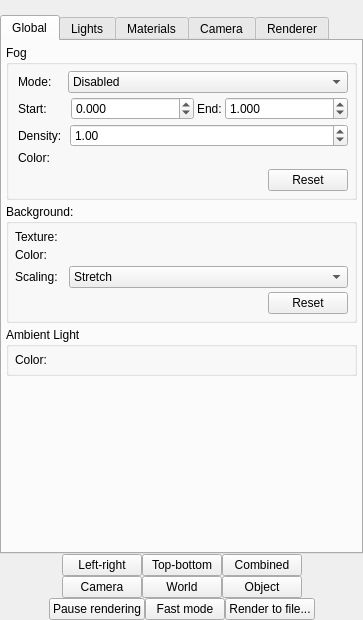
This is gui/resources/dialogs/sidepanel.ui in maximlevitsky/cgrender as Qt 5 draws it before an edit. The edited form follows.
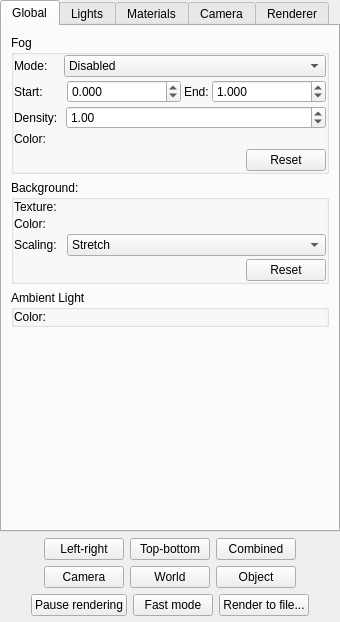
This is the edited form. The open tabs and pages were chosen to show the change. Custom widgets are drawn as their Qt base class.

The edit to the form file:
```diff
--- a/gui/resources/dialogs/sidepanel.ui
+++ b/gui/resources/dialogs/sidepanel.ui
@@ -6,28 +6,34 @@
    <rect>
     <x>0</x>
     <y>0</y>
-    <width>363</width>
-    <height>620</height>
+    <width>340</width>
+    <height>622</height>
    </rect>
   </property>
+  <property name="minimumSize">
+   <size>
+    <width>340</width>
+    <height>0</height>
+   </size>
+  </property>
   <property name="windowTitle">
    <string>Side panel</string>
   </property>
   <layout class="QVBoxLayout" name="verticalLayout_4">
    <property name="spacing">
-    <number>0</number>
+    <number>6</number>
    </property>
    <property name="leftMargin">
     <number>0</number>
    </property>
    <property name="topMargin">
-    <number>15</number>
+    <number>0</number>
    </property>
    <property name="rightMargin">
     <number>0</number>
    </property>
    <property name="bottomMargin">
-    <number>0</number>
+    <number>6</number>
    </property>
    <item>
     <widget class="QTabWidget" name="tabbedArea">
@@ -41,7 +47,7 @@
       <enum>QTabWidget::Rounded</enum>
      </property>
      <property name="currentIndex">
-      <number>1</number>
+      <number>0</number>
      </property>
      <property name="elideMode">
       <enum>Qt::ElideNone</enum>
@@ -54,12 +60,6 @@
        <string>Global</string>
       </attribute>
       <layout class="QVBoxLayout" name="verticalLayout_3">
-       <property name="spacing">
-        <number>4</number>
-       </property>
-       <property name="margin">
-        <number>4</number>
-       </property>
        <item>
         <widget class="QGroupBox" name="groupFog">
          <property name="title">
@@ -67,19 +67,10 @@
          </property>
          <layout class="QVBoxLayout" name="verticalLayout">
           <property name="spacing">
-           <number>4</number>
+           <number>3</number>
           </property>
-          <property name="leftMargin">
-           <number>9</number>
-          </property>
-          <property name="topMargin">
-           <number>6</number>
-          </property>
-          <property name="rightMargin">
-           <number>6</number>
-          </property>
-          <property name="bottomMargin">
-           <number>6</number>
+          <property name="margin">
+           <number>0</number>
           </property>
           <item>
            <layout class="QHBoxLayout" name="_16">
@@ -88,12 +79,6 @@
             </property>
             <item>
              <widget class="QLabel" name="_4">
-              <property name="sizePolicy">
-               <sizepolicy hsizetype="Minimum" vsizetype="Preferred">
-                <horstretch>0</horstretch>
-                <verstretch>0</verstretch>
-               </sizepolicy>
-              </property>
               <property name="minimumSize">
                <size>
                 <width>50</width>
@@ -148,12 +133,6 @@
              </property>
              <item>
               <widget class="QLabel" name="_8">
-               <property name="sizePolicy">
-                <sizepolicy hsizetype="Minimum" vsizetype="Preferred">
-                 <horstretch>0</horstretch>
-                 <verstretch>0</verstretch>
-                </sizepolicy>
-               </property>
                <property name="minimumSize">
                 <size>
                  <width>50</width>
@@ -233,12 +212,6 @@
              </property>
              <item>
               <widget class="QLabel" name="_5">
-               <property name="sizePolicy">
-                <sizepolicy hsizetype="Minimum" vsizetype="Preferred">
-                 <horstretch>0</horstretch>
-                 <verstretch>0</verstretch>
-                </sizepolicy>
-               </property>
                <property name="minimumSize">
                 <size>
                  <width>50</width>
@@ -283,12 +256,6 @@
              </property>
              <item>
               <widget class="QLabel" name="_6">
-               <property name="sizePolicy">
-                <sizepolicy hsizetype="Minimum" vsizetype="Fixed">
-                 <horstretch>0</horstretch>
-                 <verstretch>0</verstretch>
-                </sizepolicy>
-               </property>
                <property name="minimumSize">
                 <size>
                  <width>50</width>
@@ -301,7 +268,20 @@
               </widget>
              </item>
              <item>
-              <widget class="ColorChooser" name="fogColorChooser" native="true"/>
+              <widget class="ColorChooser" name="fogColorChooser" native="true">
+               <property name="sizePolicy">
+                <sizepolicy hsizetype="Expanding" vsizetype="Preferred">
+                 <horstretch>0</horstretch>
+                 <verstretch>0</verstretch>
+                </sizepolicy>
+               </property>
+               <property name="maximumSize">
+                <size>
+                 <width>16777215</width>
+                 <height>30</height>
+                </size>
+               </property>
+              </widget>
              </item>
             </layout>
            </widget>
@@ -327,24 +307,17 @@
          <property name="title">
           <string>Background:</string>
          </property>
-         <layout class="QGridLayout" name="gridLayout">
-          <property name="margin">
-           <number>6</number>
-          </property>
+         <layout class="QVBoxLayout" name="verticalLayout_6">
           <property name="spacing">
-           <number>4</number>
+           <number>3</number>
           </property>
-          <item row="1" column="2">
-           <widget class="ColorChooser" name="backgroundColorChooser" native="true"/>
-          </item>
-          <item row="0" column="0" colspan="2">
+          <property name="margin">
+           <number>0</number>
+          </property>
+          <item>
+           <layout class="QHBoxLayout" name="horizontalLayout_4">
+            <item>
            <widget class="QLabel" name="_2">
-            <property name="sizePolicy">
-             <sizepolicy hsizetype="Preferred" vsizetype="Maximum">
-              <horstretch>0</horstretch>
-              <verstretch>0</verstretch>
-             </sizepolicy>
-            </property>
             <property name="minimumSize">
              <size>
               <width>50</width>
@@ -356,20 +329,48 @@
             </property>
            </widget>
           </item>
-          <item row="3" column="2" alignment="Qt::AlignRight">
-           <widget class="QPushButton" name="backgroundResetButton">
+            <item>
+             <widget class="FileChooser" name="backgroundTextureChooser" native="true">
             <property name="sizePolicy">
-             <sizepolicy hsizetype="Fixed" vsizetype="Fixed">
+               <sizepolicy hsizetype="Expanding" vsizetype="Preferred">
               <horstretch>0</horstretch>
               <verstretch>0</verstretch>
              </sizepolicy>
+              </property>
+             </widget>
+            </item>
+           </layout>
+          </item>
+          <item>
+           <layout class="QHBoxLayout" name="horizontalLayout_9">
+            <item>
+             <widget class="QLabel" name="_3">
+              <property name="minimumSize">
+               <size>
+                <width>50</width>
+                <height>0</height>
+               </size>
             </property>
             <property name="text">
-             <string>Reset</string>
+               <string>Color:</string>
             </property>
            </widget>
           </item>
-          <item row="2" column="0" colspan="2">
+            <item>
+             <widget class="ColorChooser" name="backgroundColorChooser" native="true">
+              <property name="sizePolicy">
+               <sizepolicy hsizetype="Expanding" vsizetype="Preferred">
+                <horstretch>0</horstretch>
+                <verstretch>0</verstretch>
+               </sizepolicy>
+              </property>
+             </widget>
+            </item>
+           </layout>
+          </item>
+          <item>
+           <layout class="QHBoxLayout" name="horizontalLayout_10">
+            <item>
            <widget class="QLabel" name="_1">
             <property name="minimumSize">
              <size>
@@ -382,17 +383,7 @@
             </property>
            </widget>
           </item>
-          <item row="0" column="2">
-           <widget class="FileChooser" name="backgroundTextureChooser" native="true"/>
-          </item>
-          <item row="1" column="0">
-           <widget class="QLabel" name="_3">
-            <property name="text">
-             <string>Color:</string>
-            </property>
-           </widget>
-          </item>
-          <item row="2" column="2">
+            <item>
            <widget class="QComboBox" name="backgroundScalingMode">
             <property name="sizePolicy">
              <sizepolicy hsizetype="Expanding" vsizetype="Fixed">
@@ -413,6 +404,21 @@
            </widget>
           </item>
          </layout>
+          </item>
+          <item alignment="Qt::AlignRight">
+           <widget class="QPushButton" name="backgroundResetButton">
+            <property name="sizePolicy">
+             <sizepolicy hsizetype="Fixed" vsizetype="Fixed">
+              <horstretch>0</horstretch>
+              <verstretch>0</verstretch>
+             </sizepolicy>
+            </property>
+            <property name="text">
+             <string>Reset</string>
+            </property>
+           </widget>
+          </item>
+         </layout>
         </widget>
        </item>
        <item>
@@ -420,13 +426,15 @@
          <property name="title">
           <string>Ambient Light</string>
          </property>
-         <layout class="QHBoxLayout" name="horizontalLayout_4">
+         <layout class="QVBoxLayout" name="verticalLayout_9">
           <property name="spacing">
-           <number>4</number>
+           <number>3</number>
           </property>
           <property name="margin">
-           <number>6</number>
+           <number>0</number>
           </property>
+          <item>
+           <layout class="QHBoxLayout" name="horizontalLayout_11">
           <item>
            <widget class="QLabel" name="_">
             <property name="minimumSize">
@@ -441,7 +449,16 @@
            </widget>
           </item>
           <item>
-           <widget class="ColorChooser" name="ambientColorChooser" native="true"/>
+             <widget class="ColorChooser" name="ambientColorChooser" native="true">
+              <property name="sizePolicy">
+               <sizepolicy hsizetype="Expanding" vsizetype="Preferred">
+                <horstretch>0</horstretch>
+                <verstretch>0</verstretch>
+               </sizepolicy>
+              </property>
+             </widget>
+            </item>
+           </layout>
           </item>
          </layout>
         </widget>
@@ -466,12 +483,6 @@
        <string>Lights</string>
       </attribute>
       <layout class="QVBoxLayout" name="_19">
-       <property name="spacing">
-        <number>4</number>
-       </property>
-       <property name="margin">
-        <number>4</number>
-       </property>
        <item>
         <layout class="QHBoxLayout" name="layout_12">
          <item>
@@ -596,12 +607,6 @@
              <verstretch>0</verstretch>
             </sizepolicy>
            </property>
-           <property name="maximumSize">
-            <size>
-             <width>16777215</width>
-             <height>30</height>
-            </size>
-           </property>
           </widget>
          </item>
         </layout>
@@ -619,11 +624,8 @@
           <string>Position:</string>
          </property>
          <layout class="QVBoxLayout" name="verticalLayout_14">
-          <property name="spacing">
-           <number>4</number>
-          </property>
           <property name="margin">
-           <number>6</number>
+           <number>0</number>
           </property>
           <item>
            <widget class="VectorChooser" name="lightPositionChooser" native="true"/>
@@ -637,11 +639,8 @@
           <string>Direction:</string>
          </property>
          <layout class="QVBoxLayout" name="verticalLayout_8">
-          <property name="spacing">
-           <number>4</number>
-          </property>
           <property name="margin">
-           <number>6</number>
+           <number>0</number>
           </property>
           <item>
            <widget class="VectorChooser" name="lightDirectionChooser" native="true"/>
@@ -716,9 +715,6 @@
        <string>Materials</string>
       </attribute>
       <layout class="QVBoxLayout" name="_17">
-       <property name="margin">
-        <number>6</number>
-       </property>
        <item>
         <widget class="QLabel" name="label_9">
          <property name="text">
@@ -752,10 +748,10 @@
          </property>
          <layout class="QGridLayout" name="gridLayout_5">
           <property name="margin">
-           <number>6</number>
+           <number>0</number>
           </property>
           <property name="spacing">
-           <number>4</number>
+           <number>2</number>
           </property>
           <item row="3" column="2">
            <widget class="QSpinBox" name="spinBox_8">
@@ -782,12 +778,6 @@
               <verstretch>0</verstretch>
              </sizepolicy>
             </property>
-            <property name="minimumSize">
-             <size>
-              <width>0</width>
-              <height>30</height>
-             </size>
-            </property>
            </widget>
           </item>
           <item row="0" column="1" colspan="2">
@@ -798,12 +788,6 @@
               <verstretch>0</verstretch>
              </sizepolicy>
             </property>
-            <property name="minimumSize">
-             <size>
-              <width>0</width>
-              <height>30</height>
-             </size>
-            </property>
            </widget>
           </item>
           <item row="2" column="0">
@@ -835,12 +819,6 @@
               <verstretch>0</verstretch>
              </sizepolicy>
             </property>
-            <property name="minimumSize">
-             <size>
-              <width>0</width>
-              <height>30</height>
-             </size>
-            </property>
            </widget>
           </item>
          </layout>
@@ -852,14 +830,11 @@
           <string>Textures:</string>
          </property>
          <layout class="QGridLayout" name="gridLayout_4">
-          <property name="horizontalSpacing">
-           <number>4</number>
-          </property>
-          <property name="verticalSpacing">
-           <number>3</number>
-          </property>
           <property name="margin">
-           <number>6</number>
+           <number>0</number>
+          </property>
+          <property name="spacing">
+           <number>2</number>
           </property>
           <item row="1" column="1">
            <widget class="FileChooser" name="widget_9" native="true">
@@ -945,9 +920,6 @@
        <property name="spacing">
         <number>0</number>
        </property>
-       <property name="margin">
-        <number>6</number>
-       </property>
        <item>
         <widget class="QGroupBox" name="groupBox_4">
          <property name="title">
@@ -1126,6 +1098,12 @@
           <string>Camera position:</string>
          </property>
          <layout class="QVBoxLayout" name="verticalLayout_17">
+          <property name="spacing">
+           <number>2</number>
+          </property>
+          <property name="margin">
+           <number>0</number>
+          </property>
           <item>
            <widget class="VectorChooser" name="cameraPositionChooser" native="true"/>
           </item>
@@ -1145,6 +1123,12 @@
           <string>Camera direction:</string>
          </property>
          <layout class="QVBoxLayout" name="verticalLayout_19">
+          <property name="spacing">
+           <number>2</number>
+          </property>
+          <property name="margin">
+           <number>0</number>
+          </property>
           <item>
            <widget class="VectorChooser" name="cameraDirectionChooser" native="true"/>
           </item>
@@ -1178,8 +1162,8 @@
        <string>Renderer</string>
       </attribute>
       <layout class="QVBoxLayout" name="verticalLayout_5">
-       <property name="margin">
-        <number>6</number>
+       <property name="leftMargin">
+        <number>0</number>
        </property>
        <item>
         <widget class="QGroupBox" name="groupBox">
@@ -1187,6 +1171,12 @@
           <string>Shadow maps</string>
          </property>
          <layout class="QVBoxLayout" name="verticalLayout_2">
+          <property name="spacing">
+           <number>4</number>
+          </property>
+          <property name="margin">
+           <number>0</number>
+          </property>
           <item>
            <layout class="QHBoxLayout" name="layout_14">
             <property name="spacing">
@@ -1403,6 +1393,15 @@
           <string>Textures</string>
          </property>
          <layout class="QGridLayout" name="gridLayout_6">
+          <property name="horizontalSpacing">
+           <number>0</number>
+          </property>
+          <property name="verticalSpacing">
+           <number>2</number>
+          </property>
+          <property name="margin">
+           <number>0</number>
+          </property>
           <item row="0" column="0" colspan="2">
            <widget class="QCheckBox" name="checkBox_4">
             <property name="text">
@@ -1477,7 +1476,7 @@
        </property>
       </spacer>
      </item>
-     <item alignment="Qt::AlignHCenter">
+     <item>
       <widget class="ActionButton" name="transLeftRightButton">
        <property name="text">
         <string>Left-right</string>
@@ -1490,7 +1489,7 @@
        </attribute>
       </widget>
      </item>
-     <item alignment="Qt::AlignHCenter">
+     <item>
       <widget class="ActionButton" name="transTopBottomButton">
        <property name="text">
         <string>Top-bottom</string>
@@ -1503,7 +1502,7 @@
        </attribute>
       </widget>
      </item>
-     <item alignment="Qt::AlignHCenter">
+     <item>
       <widget class="ActionButton" name="transCombinedButton">
        <property name="text">
         <string>Combined</string>
@@ -1534,7 +1533,7 @@
    <item>
     <layout class="QHBoxLayout" name="horizontalLayout_8">
      <item>
-      <spacer name="horizontalSpacer_5">
+      <spacer name="horizontalSpacer_4">
        <property name="orientation">
         <enum>Qt::Horizontal</enum>
        </property>
@@ -1559,7 +1558,7 @@
        </attribute>
       </widget>
      </item>
-     <item alignment="Qt::AlignHCenter">
+     <item>
       <widget class="ActionButton" name="transWorldButton">
        <property name="text">
         <string>World</string>
@@ -1586,7 +1585,7 @@
       </widget>
      </item>
      <item>
-      <spacer name="horizontalSpacer_4">
+      <spacer name="horizontalSpacer_5">
        <property name="orientation">
         <enum>Qt::Horizontal</enum>
        </property>
@@ -1625,7 +1624,7 @@
        </property>
       </widget>
      </item>
-     <item alignment="Qt::AlignHCenter">
+     <item>
       <widget class="QPushButton" name="fastRenderingModeButton">
        <property name="text">
         <string>Fast mode</string>
```
Lines whose indentation alone changed are shown as unchanged.
